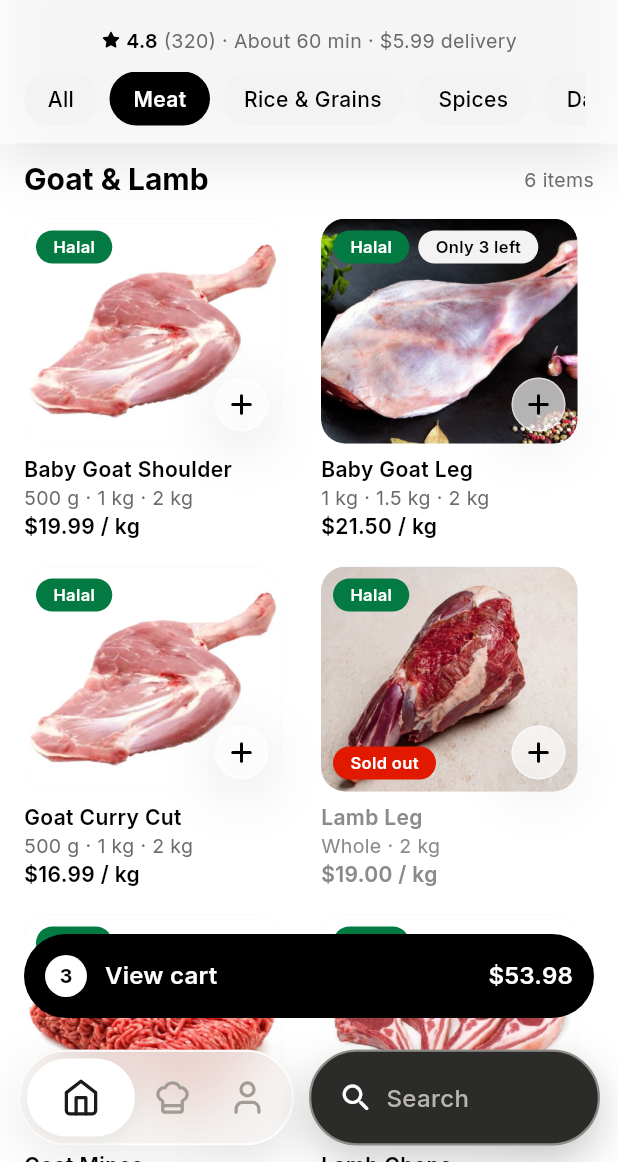
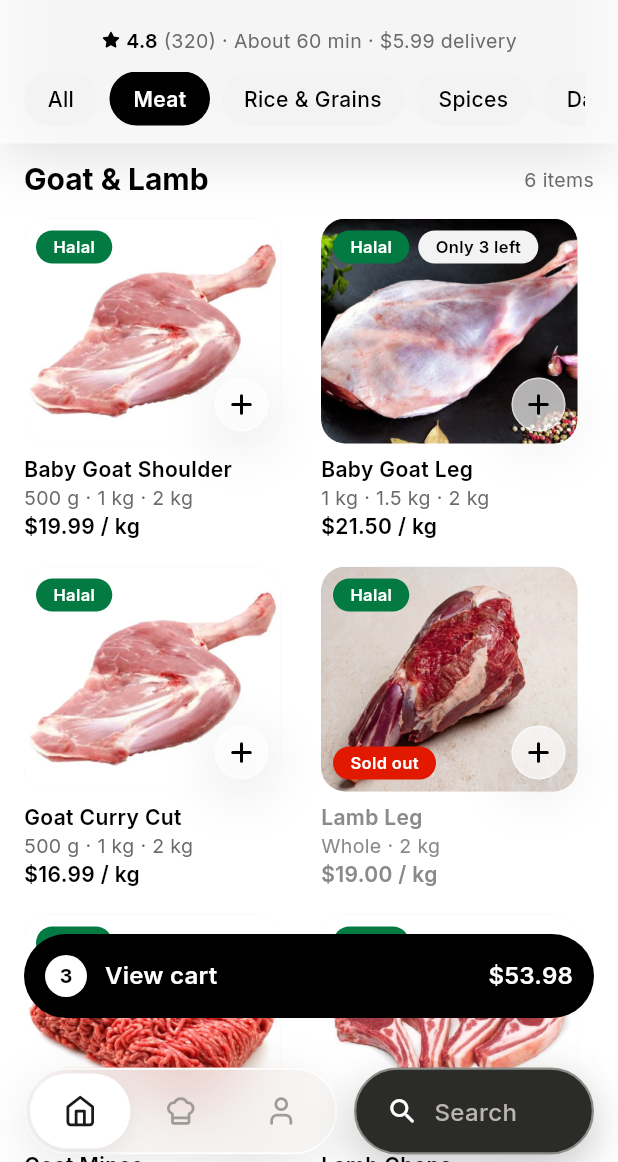
Before and after one commit to deburgermaster-afk/grocerra-a3b6b642, a Flutter app: the BrowseScreen screen opened by its route, after a tap on "Meat", on a phone screen of 412 x 824 dp, the part 74-1236 px from its top. Run offline on Flutter 3.47's test engine with Material 3 defaults, Android fonts, the phone set to English and light mode, and no system bars; our stand-ins replace flutter_svg, geolocator, shared_preferences, supabase_flutter, web; missing offline and left inert: dart:js_interop, dart:ui_web; accounts and stored records are empty; project files that could hold a hidden picture were left out.

Commit message:
Match bottom nav bar to Figma specs
- Nav pill: height 58 (was 64), inner padding 4, fully rounded.
- Nav slots: fixed 67x50 each (3x67 + 2x4 padding = 209 wide); active
  highlight fills the whole slot; icon 22 (was 26). Removed the old
  "breathing" selected-slot width.
- Search pill: left padding 20, icon 22 (was 24), gap 10 (was 8).
- Bar: side padding 16 (was 12), gap 11 (was 10), bottom 5 + safe-area
  inset (was flat 11) via a new GlassTabBar.bottomInset(context).
- Search overlay hand-off uses the same safe-area-inset bottom.
- AppInsets.tabBar retuned 88 -> 76 for the smaller bar footprint.

```diff
--- a/apps/mobile/lib/core/widgets/app_insets.dart
+++ b/apps/mobile/lib/core/widgets/app_insets.dart
@@ -10,7 +10,8 @@ abstract final class AppInsets {
   static double statusBar(BuildContext context) =>
       math.max(MediaQuery.of(context).padding.top, 12);
 
-  /// Clearance for the floating 64px tab bar (Figma: y769, 11px from the
-  /// bottom), so scrolling content ends underneath it instead of behind it.
-  static const double tabBar = 88;
+  /// Clearance for the floating 58px tab bar (Figma: 5px from the bottom,
+  /// +13px breathing room), so scrolling content ends underneath it instead
+  /// of behind it.
+  static const double tabBar = 76;
 }
--- a/apps/mobile/lib/core/widgets/glass_tab_bar.dart
+++ b/apps/mobile/lib/core/widgets/glass_tab_bar.dart
@@ -34,9 +34,15 @@ class GlassTabBar extends StatefulWidget {
 
   /// Geometry shared with the search overlay so it can take off from
   /// exactly where the bar sits.
-  static const double height = 64;
-  static const double side = 12;
-  static const double bottom = 11;
+  static const double height = 58;
+  static const double side = 16;
+
+  /// Base bottom offset (Figma); [bottomInset] adds the safe-area inset.
+  static const double bottom = 5;
+
+  /// Distance from the screen bottom to the bar, safe-area included.
+  static double bottomInset(BuildContext context) =>
+      bottom + MediaQuery.viewPaddingOf(context).bottom;
 
   /// How long the search pill takes to stretch across the bar.
   static const Duration expand = Duration(milliseconds: 340);
@@ -66,15 +72,17 @@ abstract final class BarColors {
 }
 
 abstract final class _Geo {
-  static const double gap = 10;
-  static const double inset = 6;
-  static const double narrow = 50;
+  /// Gap between the nav pill and the search pill.
+  static const double gap = 11;
 
-  /// How much wider the selected tab is than the others.
-  static const double extra = 22;
+  /// Inner padding of the nav pill (209 = 4 + 3×67 + 4).
+  static const double inset = 4;
+
+  /// Each nav slot is a fixed 67×50 (50 tall = 58 pill − 2×4 padding).
+  static const double narrow = 67;
 
   static double get tabsWidth =>
-      inset * 2 + narrow * GlassTabBar.tabs.length + extra;
+      inset * 2 + narrow * GlassTabBar.tabs.length;
 }
 
 class _GlassTabBarState extends State<GlassTabBar>
@@ -126,7 +134,7 @@ class _GlassTabBarState extends State<GlassTabBar>
     return Positioned(
       left: GlassTabBar.side,
       right: GlassTabBar.side,
-      bottom: GlassTabBar.bottom,
+      bottom: GlassTabBar.bottomInset(context),
       height: GlassTabBar.height,
       child: Stack(
         children: <Widget>[
@@ -200,20 +208,17 @@ class _GlassTabBarState extends State<GlassTabBar>
     final int n = GlassTabBar.tabs.length;
     return Padding(
       padding: const EdgeInsets.all(_Geo.inset),
-      child: AnimatedBuilder(
+      child: Stack(
+        children: <Widget>[
+          // The white highlight fills a whole 67×50 slot and glides between
+          // them on a spring.
+          AnimatedBuilder(
             animation: _slot,
-        builder: (BuildContext context, Widget? _) {
-          // Slot widths and the pill position read the same spring value,
-          // so the slots breathe in step with the gliding pill.
-          final double s = _slot.value;
-          double weight(int i) => (1 - (s - i).abs()).clamp(0.0, 1.0);
-          return Stack(
-            children: <Widget>[
-              Positioned(
-                left: s * _Geo.narrow,
+            builder: (BuildContext context, Widget? _) => Positioned(
+              left: _slot.value * _Geo.narrow,
               top: 0,
               bottom: 0,
-                width: _Geo.narrow + _Geo.extra,
+              width: _Geo.narrow,
               child: Container(
                 decoration: BoxDecoration(
                   color: BarColors.selected,
@@ -228,11 +233,12 @@ class _GlassTabBarState extends State<GlassTabBar>
                 ),
               ),
             ),
+          ),
           Row(
             children: <Widget>[
               for (int i = 0; i < n; i++)
                 SizedBox(
-                      width: _Geo.narrow + _Geo.extra * weight(i),
+                  width: _Geo.narrow,
                   child: _TabButton(
                     spec: GlassTabBar.tabs[i],
                     selected: i == widget.index,
@@ -242,8 +248,6 @@ class _GlassTabBarState extends State<GlassTabBar>
             ],
           ),
         ],
-          );
-        },
       ),
     );
   }
@@ -281,11 +285,11 @@ class SearchPill extends StatelessWidget {
         onTap: onTap ?? () {},
         child: Container(
           decoration: decoration,
-          padding: const EdgeInsets.only(left: 18, right: 12),
+          padding: const EdgeInsets.only(left: 20, right: 12),
           child: const Row(
             children: <Widget>[
-              Icon(Icons.search_rounded, size: 24, color: Colors.white),
-              SizedBox(width: 8),
+              Icon(Icons.search_rounded, size: 22, color: Colors.white),
+              SizedBox(width: 10),
               Expanded(
                 child: Text(
                   'Search',
@@ -336,8 +340,8 @@ class _TabButton extends StatelessWidget {
             builder: (BuildContext context, Color? color, Widget? _) =>
                 SvgPicture.asset(
                   spec.iconAsset,
-                  width: 26,
-                  height: 26,
+                  width: 22,
+                  height: 22,
                   colorFilter: ColorFilter.mode(color!, BlendMode.srcIn),
                 ),
           ),
--- a/apps/mobile/lib/features/search/presentation/search_overlay.dart
+++ b/apps/mobile/lib/features/search/presentation/search_overlay.dart
@@ -168,7 +168,7 @@ class _SearchOverlayState extends State<SearchOverlay> {
     final double top = AppInsets.statusBar(context);
     final Rect from = Rect.fromLTWH(
       GlassTabBar.side,
-      screen.height - GlassTabBar.bottom - GlassTabBar.height,
+      screen.height - GlassTabBar.bottomInset(context) - GlassTabBar.height,
       screen.width - GlassTabBar.side * 2,
       GlassTabBar.height,
     );
```
Lines whose indentation alone changed are shown as unchanged.
